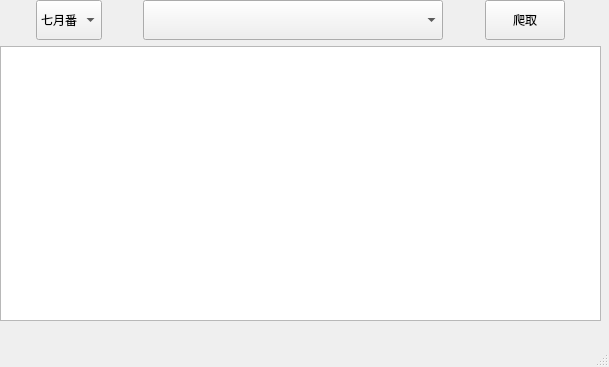
This is window.ui in lissettecarlr/spider-animate as Qt 5 draws it before an edit. The edited form follows.
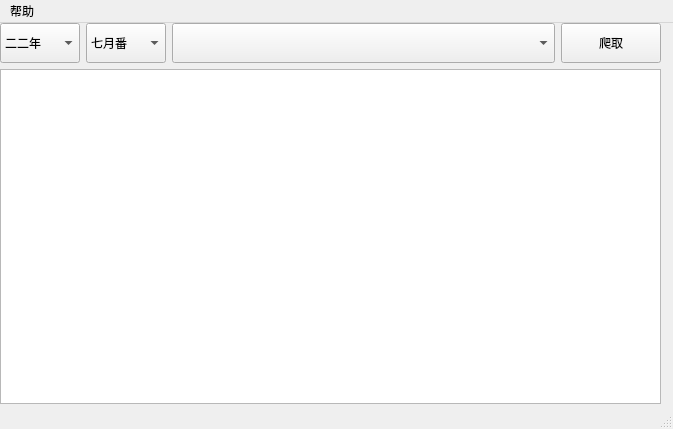
This is the edited form.

Patch:
```diff
--- a/window.ui
+++ b/window.ui
@@ -6,8 +6,8 @@
    <rect>
     <x>0</x>
     <y>0</y>
-    <width>609</width>
-    <height>367</height>
+    <width>673</width>
+    <height>429</height>
    </rect>
   </property>
   <property name="windowTitle">
@@ -19,25 +19,33 @@
      <rect>
       <x>0</x>
       <y>0</y>
-      <width>601</width>
-      <height>321</height>
+      <width>661</width>
+      <height>381</height>
      </rect>
     </property>
     <layout class="QVBoxLayout" name="verticalLayout">
      <item>
       <layout class="QHBoxLayout" name="horizontalLayout">
        <item>
-        <spacer name="horizontalSpacer_2">
-         <property name="orientation">
-          <enum>Qt::Horizontal</enum>
+        <widget class="QComboBox" name="comboBox_3">
+         <property name="minimumSize">
+          <size>
+           <width>0</width>
+           <height>40</height>
+          </size>
          </property>
-         <property name="sizeHint" stdset="0">
+         <property name="maximumSize">
           <size>
-           <width>40</width>
-           <height>20</height>
+           <width>80</width>
+           <height>16777215</height>
           </size>
          </property>
-        </spacer>
+         <item>
+          <property name="text">
+           <string>二二年</string>
+          </property>
+         </item>
+        </widget>
        </item>
        <item>
         <widget class="QComboBox" name="comboBox_2">
@@ -47,6 +55,12 @@
            <height>40</height>
           </size>
          </property>
+         <property name="maximumSize">
+          <size>
+           <width>80</width>
+           <height>16777215</height>
+          </size>
+         </property>
          <item>
           <property name="text">
            <string>七月番</string>
@@ -59,19 +73,6 @@
          </item>
         </widget>
        </item>
-       <item>
-        <spacer name="horizontalSpacer_4">
-         <property name="orientation">
-          <enum>Qt::Horizontal</enum>
-         </property>
-         <property name="sizeHint" stdset="0">
-          <size>
-           <width>40</width>
-           <height>20</height>
-          </size>
-         </property>
-        </spacer>
-       </item>
        <item>
         <widget class="QComboBox" name="comboBox">
          <property name="minimumSize">
@@ -91,19 +92,6 @@
          </property>
         </widget>
        </item>
-       <item>
-        <spacer name="horizontalSpacer">
-         <property name="orientation">
-          <enum>Qt::Horizontal</enum>
-         </property>
-         <property name="sizeHint" stdset="0">
-          <size>
-           <width>40</width>
-           <height>20</height>
-          </size>
-         </property>
-        </spacer>
-       </item>
        <item>
         <widget class="QPushButton" name="pushButton">
          <property name="minimumSize">
@@ -112,24 +100,17 @@
            <height>40</height>
           </size>
          </property>
+         <property name="maximumSize">
+          <size>
+           <width>100</width>
+           <height>16777215</height>
+          </size>
+         </property>
          <property name="text">
           <string>爬取</string>
          </property>
         </widget>
        </item>
-       <item>
-        <spacer name="horizontalSpacer_3">
-         <property name="orientation">
-          <enum>Qt::Horizontal</enum>
-         </property>
-         <property name="sizeHint" stdset="0">
-          <size>
-           <width>40</width>
-           <height>20</height>
-          </size>
-         </property>
-        </spacer>
-       </item>
       </layout>
      </item>
      <item>
@@ -151,10 +132,18 @@
     <rect>
      <x>0</x>
      <y>0</y>
-     <width>609</width>
+     <width>673</width>
      <height>22</height>
     </rect>
    </property>
+   <widget class="QMenu" name="menu">
+    <property name="title">
+     <string>帮助</string>
+    </property>
+    <addaction name="action"/>
+    <addaction name="action_2"/>
+   </widget>
+   <addaction name="menu"/>
   </widget>
   <widget class="QStatusBar" name="statusbar"/>
  </widget>
```
Left out of the diff: 10 changed lines with no effect on the pictures.
